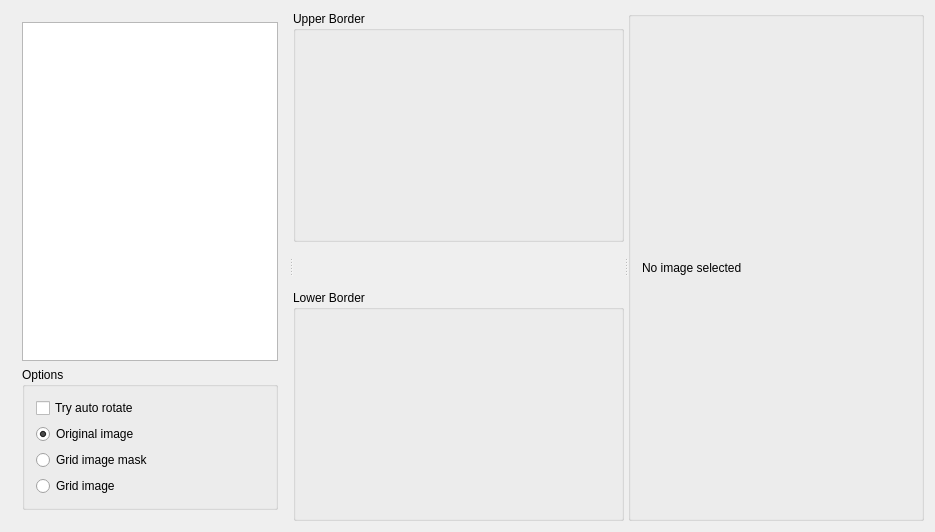
Before: the Qt Designer form SymbolScanner/WinImageFilterGrid.ui in veeman/SymbolScanner, drawn with Qt 5.
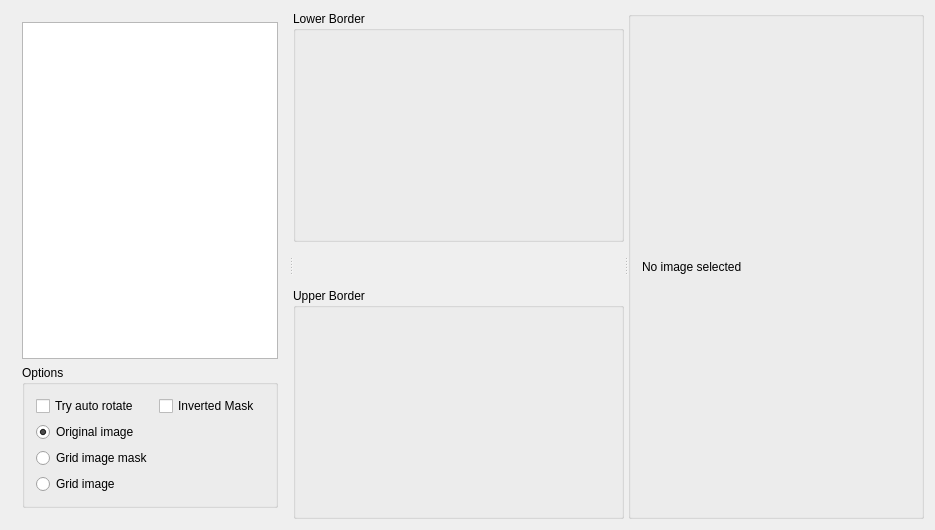
After: the same form once the commit is applied. Custom widgets are drawn as their Qt base class.

Commit message: first implementation of opencv image processor call async image processor

The edit to the form file:
```diff
--- a/SymbolScanner/WinImageFilterGrid.ui
+++ b/SymbolScanner/WinImageFilterGrid.ui
@@ -7,7 +7,7 @@
     <x>0</x>
     <y>0</y>
     <width>935</width>
-    <height>532</height>
+    <height>530</height>
    </rect>
   </property>
   <property name="windowTitle">
@@ -46,15 +46,15 @@
          <property name="title">
           <string>Options</string>
          </property>
-         <layout class="QVBoxLayout" name="verticalLayout_3">
-          <item>
+         <layout class="QGridLayout" name="gridLayout">
+          <item row="0" column="0">
            <widget class="QCheckBox" name="checkBoxAutoRotate">
             <property name="text">
              <string>Try auto rotate</string>
             </property>
            </widget>
           </item>
-          <item>
+          <item row="1" column="0">
            <widget class="QRadioButton" name="radioButtonImageOriginal">
             <property name="text">
              <string>Original image</string>
@@ -70,7 +70,7 @@
             </attribute>
            </widget>
           </item>
-          <item>
+          <item row="2" column="0">
            <widget class="QRadioButton" name="radioButtonImageMask">
             <property name="text">
              <string>Grid image mask</string>
@@ -83,7 +83,7 @@
             </attribute>
            </widget>
           </item>
-          <item>
+          <item row="3" column="0">
            <widget class="QRadioButton" name="radioButtonImageGrid">
             <property name="text">
              <string>Grid image</string>
@@ -96,6 +96,13 @@
             </attribute>
            </widget>
           </item>
+          <item row="0" column="1">
+           <widget class="QCheckBox" name="checkBoxInvertMask">
+            <property name="text">
+             <string>Inverted Mask</string>
+            </property>
+           </widget>
+          </item>
          </layout>
         </widget>
        </item>
@@ -122,7 +129,7 @@
         <number>0</number>
        </property>
        <item>
-        <widget class="QGroupBox" name="groupBoxUpper">
+        <widget class="QGroupBox" name="groupBoxLower">
          <property name="minimumSize">
           <size>
            <width>331</width>
@@ -130,9 +137,9 @@
           </size>
          </property>
          <property name="title">
-          <string>Upper Border</string>
+          <string>Lower Border</string>
          </property>
-         <layout class="QHBoxLayout" name="horizontalLayout_2">
+         <layout class="QHBoxLayout" name="horizontalLayout">
           <item>
            <widget class="WidgetColorSelector" name="widgetUpperColorSelector" native="true"/>
           </item>
@@ -153,7 +160,7 @@
         </spacer>
        </item>
        <item>
-        <widget class="QGroupBox" name="groupBoxLower">
+        <widget class="QGroupBox" name="groupBoxUpper">
          <property name="minimumSize">
           <size>
            <width>331</width>
@@ -161,9 +168,9 @@
           </size>
          </property>
          <property name="title">
-          <string>Lower Border</string>
+          <string>Upper Border</string>
          </property>
-         <layout class="QHBoxLayout" name="horizontalLayout">
+         <layout class="QHBoxLayout" name="horizontalLayout_2">
           <item>
            <widget class="WidgetColorSelector" name="widgetLowerColorSelector" native="true"/>
           </item>
```
Left out of the diff: 20 changed lines with no effect on the pictures. The commit also changes 8 other files.
